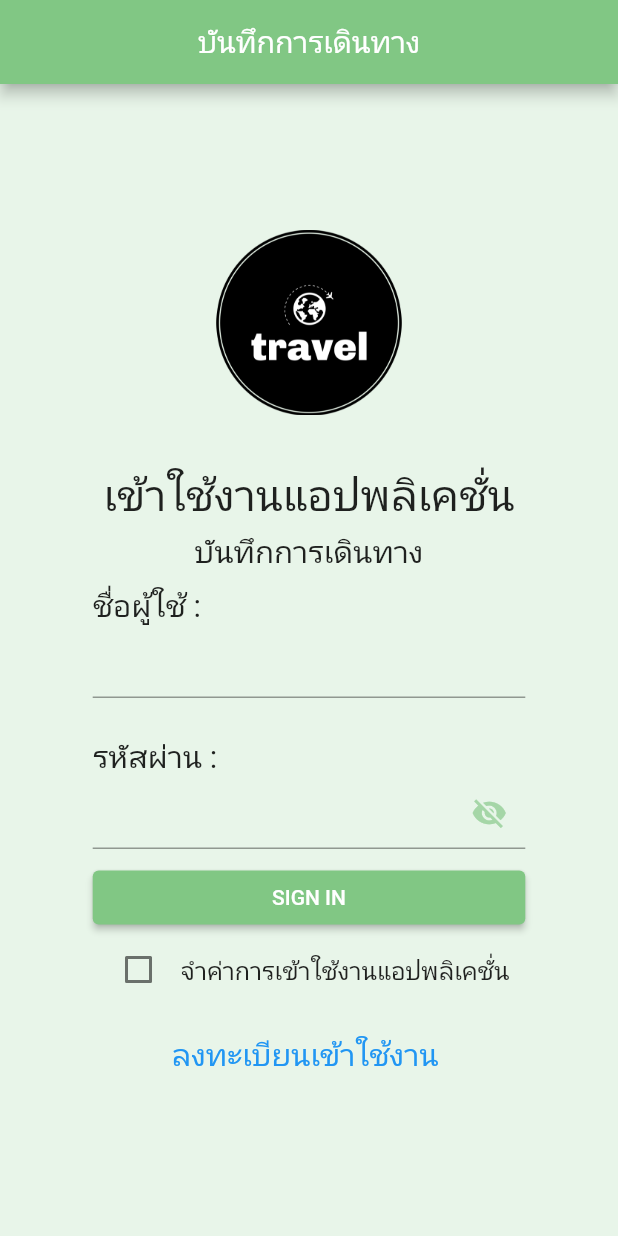
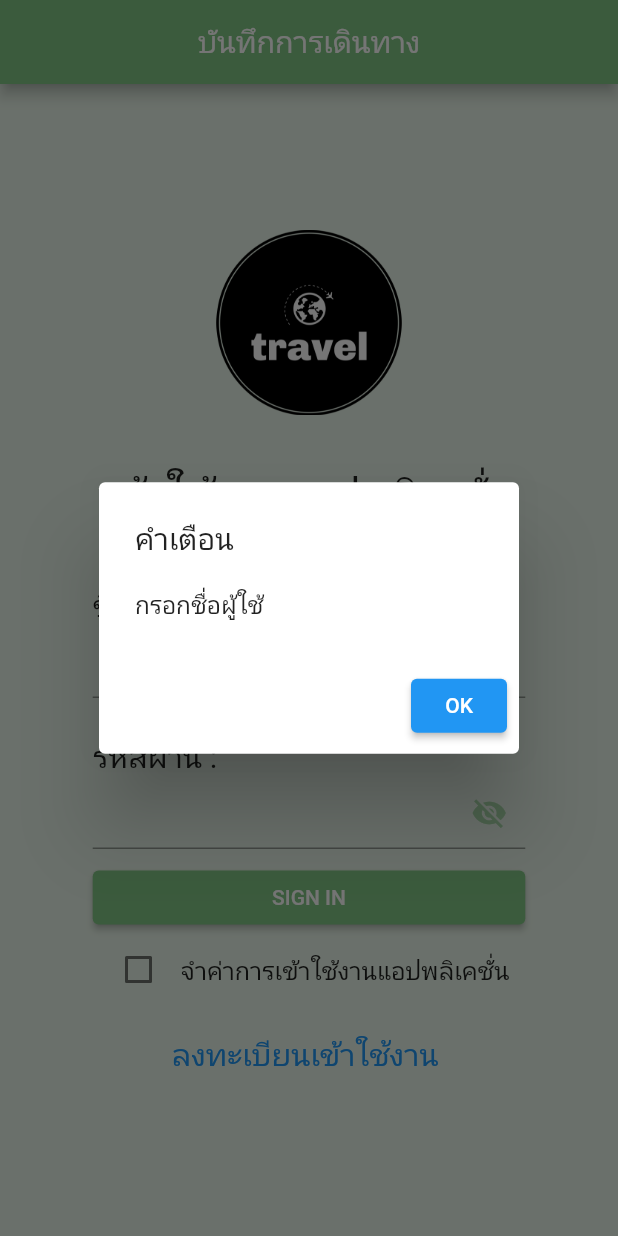
Before and after one commit to s6319410018/me_travel_app, a Flutter app: the screen it shows after launch, after a tap on "SIGN IN", on a phone screen of 412 x 824 dp. Run offline on Flutter 3.47's test engine with Material 2 defaults, Android fonts, the phone set to English and light mode, and no system bars; our stand-ins replace font_awesome_flutter, google_fonts, image_picker, sqflite; missing offline and left inert: dart:ffi, flutter_launcher_icons; accounts and stored records are empty; Roboto replaces fonts that are missing (Kanit).

Commit message:
v.1.5 by 6319410018

```diff
--- a/lib/views/login_ui.dart
+++ b/lib/views/login_ui.dart
@@ -2,7 +2,11 @@
 
 import 'package:flutter/material.dart';
 import 'package:google_fonts/google_fonts.dart';
+import 'package:me_travel_app/Utils/db_helper.dart';
 import 'package:me_travel_app/views/register_ui.dart';
+import 'package:me_travel_app/views/travel_home_ui.dart';
+
+import '../models/user.dart';
 
 class Home_Ui extends StatefulWidget {
   const Home_Ui({super.key});
@@ -12,6 +16,56 @@ class Home_Ui extends StatefulWidget {
 }
 
 class _Home_UiState extends State<Home_Ui> {
+  //validate signin  user password
+  checkSignin(BuildContext context) async {
+    User? user =
+        await DBHelper.signinUser(usernameCtrl.text, passwordCtrl.text);
+    if (user == null) {
+      showWarningDialog(context, 'username/password ไม่ถูกต้อง');
+    } else {
+      Navigator.push(
+        context,
+        MaterialPageRoute(
+          builder: (context) => TravelHomeUi(user: user),
+        ),
+      );
+    }
+  }
+
+  //ไว้เก็บค่า
+  TextEditingController usernameCtrl = TextEditingController(text: '');
+  TextEditingController passwordCtrl = TextEditingController(text: '');
+
+  bool isShowpassword = false;
+  showWarningDialog(BuildContext context, String msg) async {
+    return showDialog(
+      context: context,
+      builder: (context) {
+        return AlertDialog(
+          title: Text(
+            'คำเตือน',
+            style: GoogleFonts.kanit(),
+          ),
+          content: Text(
+            msg,
+            style: GoogleFonts.kanit(),
+          ),
+          actions: [
+            ElevatedButton(
+              onPressed: () {
+                Navigator.pop(context);
+              },
+              child: Text(
+                'OK',
+                style: GoogleFonts.kanit(),
+              ),
+            )
+          ],
+        );
+      },
+    );
+  }
+
   @override
   Widget build(BuildContext context) {
     return Scaffold(
@@ -72,7 +126,8 @@ class _Home_UiState extends State<Home_Ui> {
                   right: MediaQuery.of(context).size.width * 0.15,
                   left: MediaQuery.of(context).size.width * 0.15,
                 ),
-                child: TextField(),
+                child: TextField(
+                    controller: usernameCtrl, style: GoogleFonts.kanit()),
               ),
               SizedBox(height: MediaQuery.of(context).size.width * 0.06),
               Padding(
@@ -94,14 +149,29 @@ class _Home_UiState extends State<Home_Ui> {
                   left: MediaQuery.of(context).size.width * 0.15,
                 ),
                 child: TextField(
-                  obscureText: true,
+                  controller: passwordCtrl,
+                  style: GoogleFonts.kanit(),
+                  obscureText: !isShowpassword,
                   decoration: InputDecoration(
                     suffixIcon: IconButton(
-                      onPressed: () {},
-                      icon: Icon(
-                        Icons.visibility_off,
-                        color: Colors.green[200],
-                      ),
+                      onPressed: () {
+                        setState(() {
+                          if (isShowpassword == true) {
+                            isShowpassword = false;
+                          } else {
+                            isShowpassword = true;
+                          }
+                        });
+                      },
+                      icon: isShowpassword == true
+                          ? Icon(
+                              Icons.visibility,
+                              color: Colors.green[200],
+                            )
+                          : Icon(
+                              Icons.visibility_off,
+                              color: Colors.green[200],
+                            ),
                     ),
                   ),
                 ),
@@ -110,7 +180,16 @@ class _Home_UiState extends State<Home_Ui> {
                 height: MediaQuery.of(context).size.width * 0.02,
               ),
               ElevatedButton(
-                onPressed: () {},
+                onPressed: () {
+                  //validate data  usernameCtrl.text.trim().lenght == 0
+                  if (usernameCtrl.text.isEmpty) {
+                    showWarningDialog(context, 'กรอกชื่อผู้ใช้');
+                  } else if (passwordCtrl.text.isEmpty) {
+                    showWarningDialog(context, 'กรุณากรอกรหัสผ่าน');
+                  } else {
+                    checkSignin(context);
+                  }
+                },
                 child: Text(
                   'SIGN IN',
                   style: GoogleFonts.kanit(),
```
Also changed, not shown: lib/views/travel_home_ui.dart (added, +177 -0 lines), lib/views/travel_record_ui.dart (+12 -1 lines).
